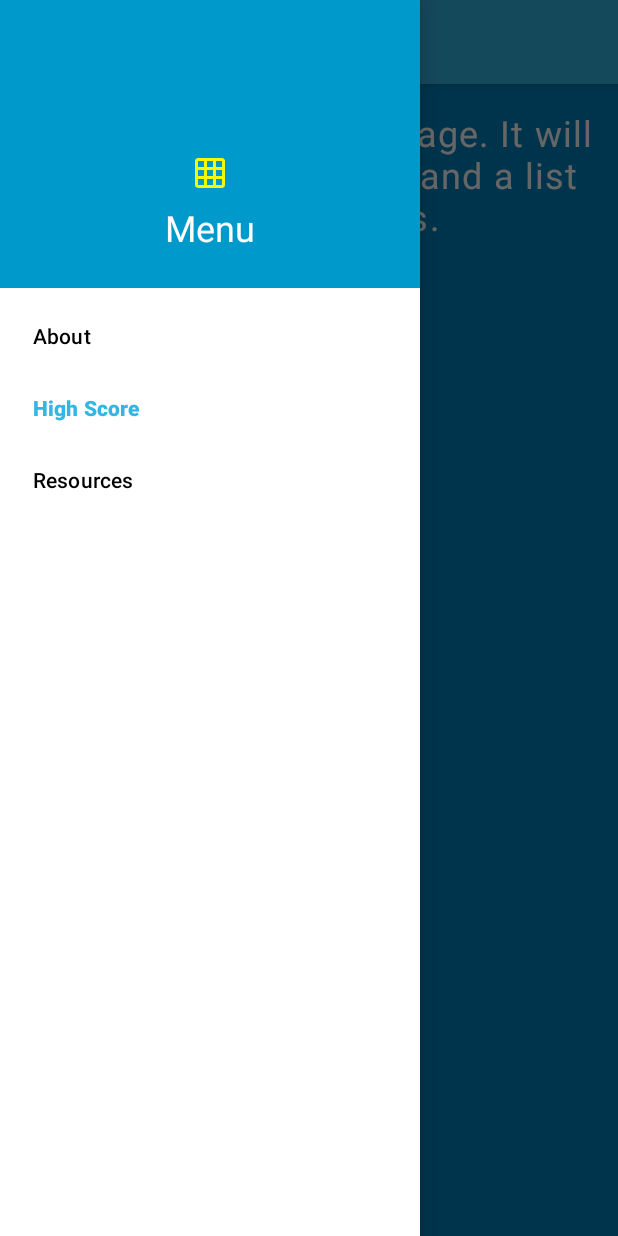
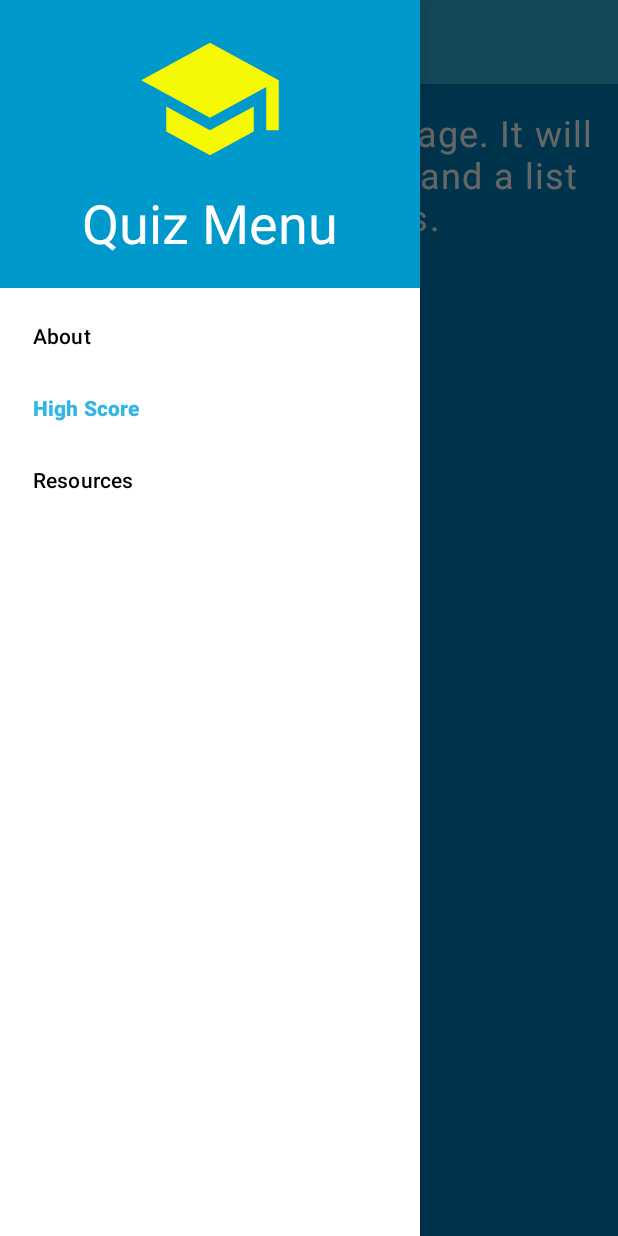
Before and after one commit to ajsherrell/Quiz-Hyperbaric, an Android app: the HighScoreFragment screen opened through its navigation route, with the side drawer open, on a phone screen of 412 x 824 dp. Run offline under Robolectric (Android 15) with nearby library versions, the phone set to English and light mode, and no system bars; our stand-ins replace Timber, data binding, navigation-ui; libraries missing offline, so code that uses them is left out: com.jakewharton.retrofit2; 1 statement that could not run was skipped.

Commit message:
change nav icon

```diff
--- a/app/src/main/java/com/ajsherrell/android/quiz_hyperbaric/MainActivity.kt
+++ b/app/src/main/java/com/ajsherrell/android/quiz_hyperbaric/MainActivity.kt
@@ -16,6 +16,7 @@ import timber.log.Timber
 
  class MainActivity : AppCompatActivity() {
 
+     //nav drawer made with https://www.raywenderlich.com/6014-the-navigation-architecture-component-tutorial-getting-started#toc-anchor-011
      private lateinit var drawerLayout: DrawerLayout
      private lateinit var appBarConfiguration: AppBarConfiguration
      private lateinit var navController: NavController
--- a/app/src/main/res/drawable/ic_grid_on.xml
+++ /dev/null
@@ -1,5 +0,0 @@
-<vector android:height="24dp" android:tint="#F5F903"
-    android:viewportHeight="24.0" android:viewportWidth="24.0"
-    android:width="24dp" xmlns:android="http://schemas.android.com/apk/res/android">
-    <path android:fillColor="#FF000000" android:pathData="M20,2L4,2c-1.1,0 -2,0.9 -2,2v16c0,1.1 0.9,2 2,2h16c1.1,0 2,-0.9 2,-2L22,4c0,-1.1 -0.9,-2 -2,-2zM8,20L4,20v-4h4v4zM8,14L4,14v-4h4v4zM8,8L4,8L4,4h4v4zM14,20h-4v-4h4v4zM14,14h-4v-4h4v4zM14,8h-4L10,4h4v4zM20,20h-4v-4h4v4zM20,14h-4v-4h4v4zM20,8h-4L16,4h4v4z"/>
-</vector>
--- /dev/null
+++ b/app/src/main/res/drawable/ic_school.xml
@@ -0,0 +1,5 @@
+<vector android:height="24dp" android:tint="#F5F903"
+    android:viewportHeight="24.0" android:viewportWidth="24.0"
+    android:width="24dp" xmlns:android="http://schemas.android.com/apk/res/android">
+    <path android:fillColor="#FF000000" android:pathData="M5,13.18v4L12,21l7,-3.82v-4L12,17l-7,-3.82zM12,3L1,9l11,6 9,-4.91V17h2V9L12,3z"/>
+</vector>
--- a/app/src/main/res/layout/nav_header.xml
+++ b/app/src/main/res/layout/nav_header.xml
@@ -9,20 +9,19 @@
     android:theme="@style/ThemeOverlay.AppCompat.Dark">
 
     <ImageView
-        android:layout_width="@dimen/navigation_drawer_image_width"
-        android:layout_height="wrap_content"
+        android:layout_width="100dp"
+        android:layout_height="100dp"
         android:layout_gravity="center"
         android:contentDescription="@string/navigation_drawer_header_content_description"
         android:visibility="visible"
-
-        app:srcCompat="@drawable/ic_grid_on" />
+        app:srcCompat="@drawable/ic_school" />
 
     <TextView
         android:layout_width="wrap_content"
         android:layout_height="wrap_content"
         android:layout_gravity="center"
         android:text="@string/navigation_drawer_header_title"
-        android:textSize="24sp"
+        android:textSize="36sp"
         android:layout_margin="@dimen/nav_margin"
         android:textAppearance="@style/TextAppearance.AppCompat.Body1"/>
 
--- a/app/src/main/res/values/strings.xml
+++ b/app/src/main/res/values/strings.xml
@@ -10,7 +10,7 @@
     <string name="next">Next</string>
     <string name="retry">Retry</string>
     <string name="navigation_drawer_header_content_description">Navigation drawer header logo</string>
-    <string name="navigation_drawer_header_title">Menu</string>
+    <string name="navigation_drawer_header_title">Quiz Menu</string>
     <string name="about">About</string>
     <string name="high_score">High Score</string>
     <string name="resources">Resources</string>
@@ -24,4 +24,5 @@
     hyperbarics.</string>
     <string name="high_score_text">The is the high score page. It will have the user\'s name, and a list
     of their scores.</string>
+    <string name="list_of_categories">List of categories</string>
 </resources>
--- a/app/src/main/res/values/styles.xml
+++ b/app/src/main/res/values/styles.xml
@@ -8,7 +8,9 @@
         <item name="colorAccent">@color/colorAccent</item>
 
         <item name="android:windowBackground">@color/soothing_blue</item>
-        <item name="buttonStyle">@style/CategoryButton</item>
+        <!--        <item name="android:buttonStyle">@style/CategoryButton</item>-->
+        <!--        <item name="buttonStyle">@style/CategoryButton</item>-->
+
     </style>
 
     <style name="CategoryButton" parent="Widget.AppCompat.Button">
```
Also changed, not shown: app/src/main/res/layout/button_list.xml (+12 -4 lines).
